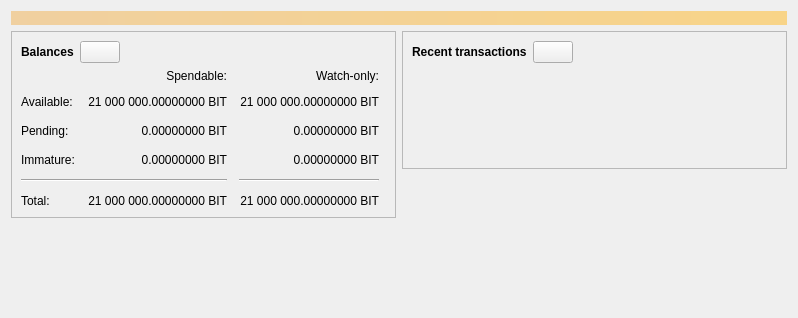
Old version of the form src/qt/forms/overviewpage.ui in the repository bitnet-io/bitnet-core.
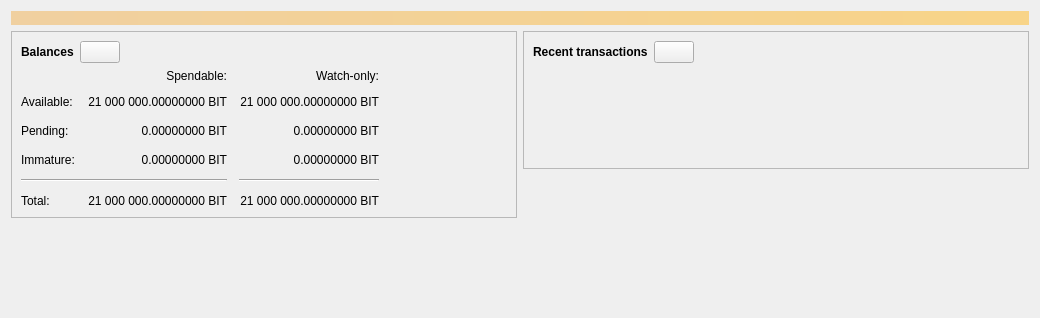
New version of the form. Icons and pictures are not drawn. Custom widgets are drawn as their Qt base class.

```diff
--- a/src/qt/forms/overviewpage.ui
+++ b/src/qt/forms/overviewpage.ui
@@ -6,7 +6,7 @@
    <rect>
     <x>0</x>
     <y>0</y>
-    <width>798</width>
+    <width>1040</width>
     <height>318</height>
    </rect>
   </property>
```
